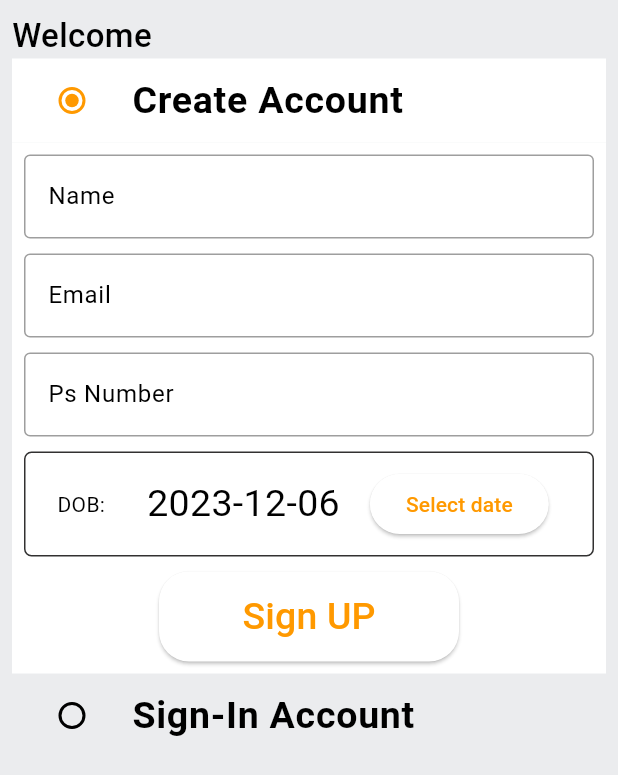
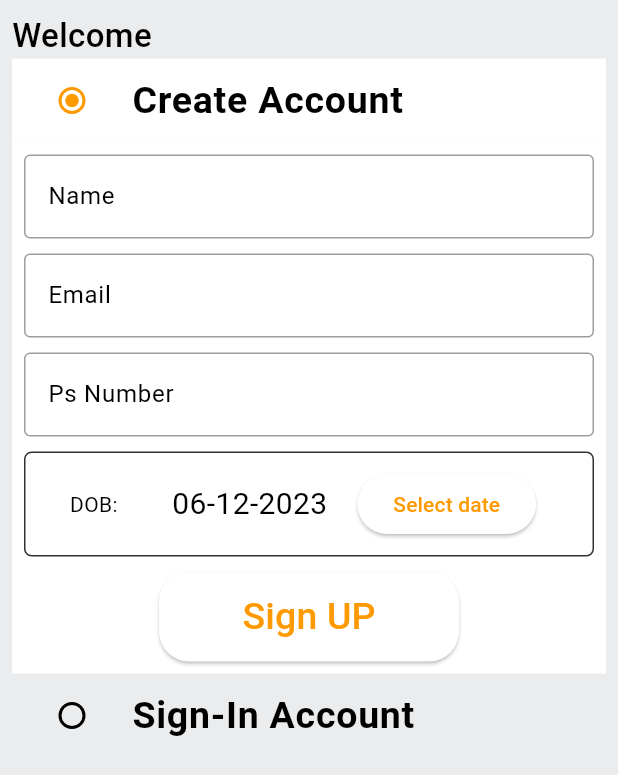
Before and after one commit to vnkados31/csms, a Flutter app: the screen it shows after launch, on a phone screen of 412 x 824 dp. Shown: the top 775 px of the screen. Run offline on Flutter 3.47's test engine with Material 3 defaults, Android fonts, the phone set to English and light mode, and no system bars; our stand-ins replace badges, flutter_rating_bar, qr_flutter, shared_preferences; missing offline and left inert: beep_player, mobile_scanner, qr_scanner_overlay.

Commit message:
snacks updated

```diff
--- a/lib/common/widgets/bottom_bar.dart
+++ b/lib/common/widgets/bottom_bar.dart
@@ -91,7 +91,9 @@ class _BottomBarState extends State<BottomBar> {
                   'Profile',
                   'Settings',
                   // 'Analytics',
-                  if (user.userType == 'admin' || user.userType == 'officeBoy')
+                  if (user.userType == 'admin' ||
+                      user.userType == 'officeBoy' ||
+                      user.userType == 'super_admin')
                     'QrScanner',
                   if (user.userType == 'super_admin' || user.userType == 'hr')
                     'HR Report',
--- a/lib/constants/global_variables.dart
+++ b/lib/constants/global_variables.dart
@@ -1,6 +1,6 @@
 import 'package:flutter/material.dart';
 
-String uri = 'http://192.168.1.12:3000';
+String uri = 'http://192.168.1.5:3000';
 
 //final GlobalKey<ScaffoldState> scaffoldKey = GlobalKey<ScaffoldState>();
 
--- a/lib/features/hr_report/widgets/date_picker.dart
+++ b/lib/features/hr_report/widgets/date_picker.dart
@@ -34,8 +34,8 @@ class _DatePickerExampleState extends State<DatePickerExample> {
         mainAxisAlignment: MainAxisAlignment.spaceAround,
         children: <Widget>[
           Text(
-            DateFormat('yyyy-MM-dd').format(widget.selectedDate),
-            style: const TextStyle(fontSize: 25),
+            DateFormat('dd-MM-yyyy').format(widget.selectedDate),
+            style: const TextStyle(fontSize: 20),
           ),
           const SizedBox(
             width: 20.0,
--- a/lib/features/settings/screens/settings_screen.dart
+++ b/lib/features/settings/screens/settings_screen.dart
@@ -114,7 +114,7 @@ class _SettingsScreenState extends State<SettingsScreen> {
                               radius: 50,
                               backgroundColor: Colors.transparent,
                             ),
-                            const SizedBox(width: 20),
+                            const SizedBox(width: 10),
                             // Add some space between the picture and details
                             // User Details (Name and ID) in a Column
                             Column(
```
Also changed, not shown: lib/features/scan_qr/screens/qr_scanner.dart (+7 -6 lines), 6 other files.
